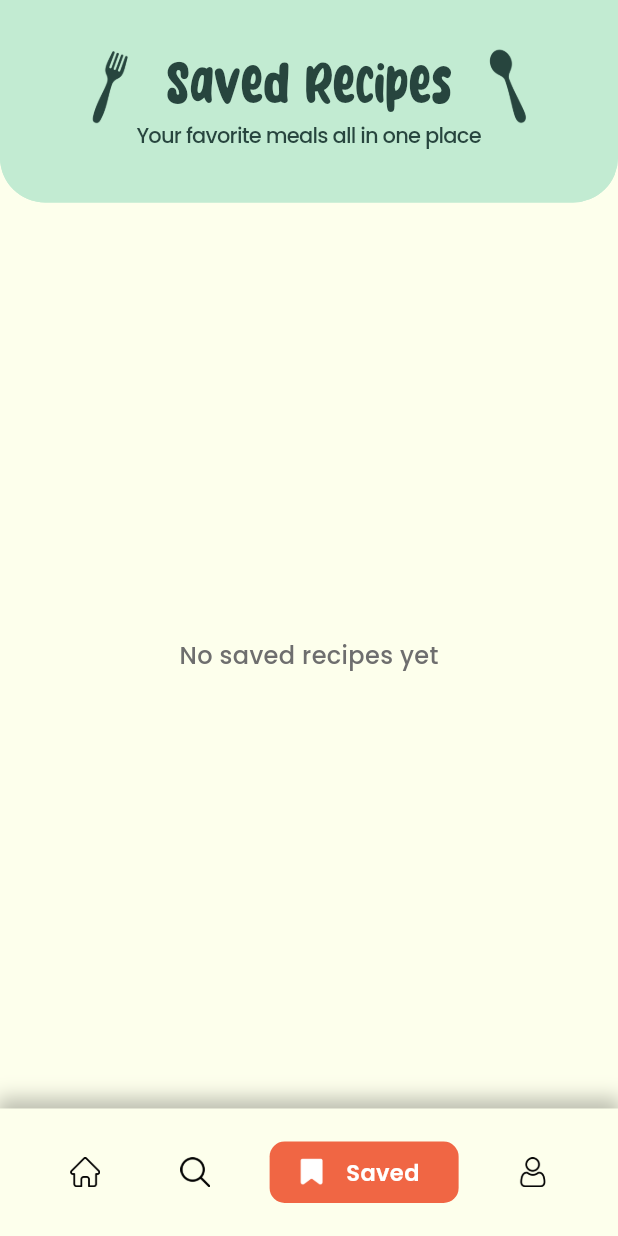
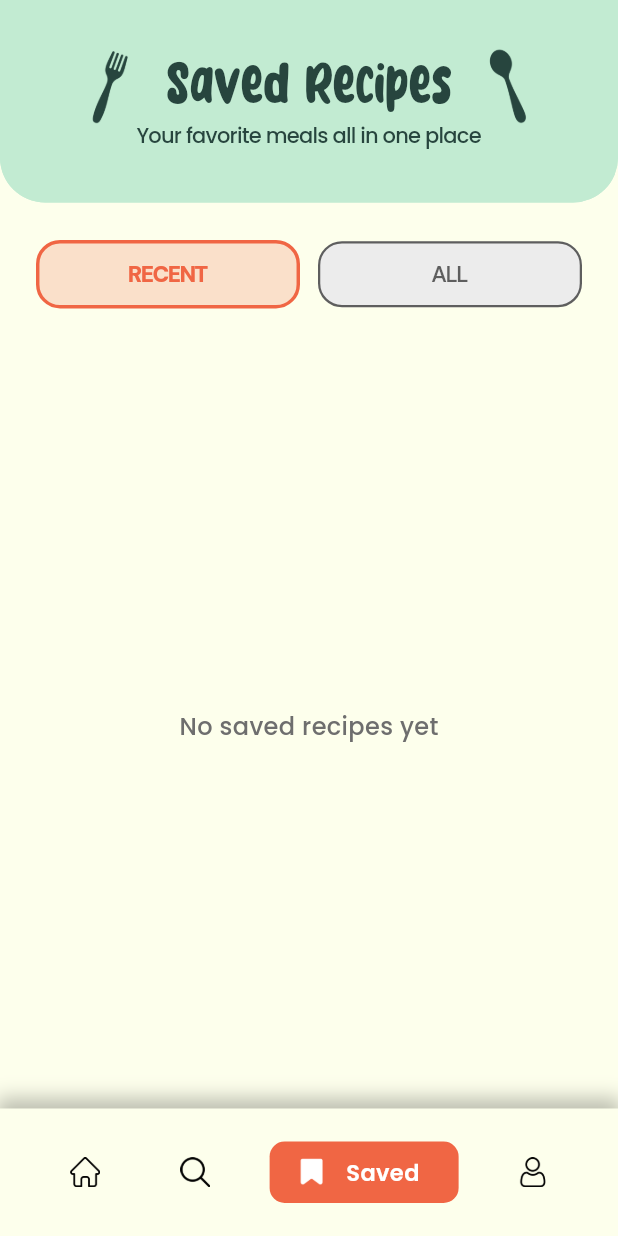
Before and after one commit to kurykatsu24/platoporma-final-project, a Flutter app: the screen it shows after launch, item 3 of the bottom bar chosen, on a phone screen of 412 x 824 dp. Run offline on Flutter 3.47's test engine with Material 3 defaults, Android fonts, the phone set to English and light mode, and no system bars; our stand-ins replace google_fonts, supabase_flutter; accounts and stored records are empty.

Commit message:
feat(ui): add pill widget for recent & all

```diff
--- a/lib/pages/saved_section.dart
+++ b/lib/pages/saved_section.dart
@@ -1,12 +1,20 @@
 import 'package:flutter/material.dart';
 import 'package:google_fonts/google_fonts.dart';
 
-class SavedSection extends StatelessWidget {
+class SavedSection extends StatefulWidget {
   const SavedSection({super.key});
+
+  @override
+  State<SavedSection> createState() => _SavedSectionState();
+}
+
+class _SavedSectionState extends State<SavedSection> {
+  String selected = "recent"; // pill state
 
   @override
   Widget build(BuildContext context) {
     final screenW = MediaQuery.of(context).size.width;
+
     return Scaffold(
       backgroundColor: const Color(0xFFFDFFEC),
 
@@ -39,20 +47,18 @@ class SavedSection extends StatelessWidget {
                     child: Column(
                       mainAxisAlignment: MainAxisAlignment.center,
                       children: [
+                        //<---- Title with icons ---->
                         Row(
                           mainAxisAlignment: MainAxisAlignment.center,
                           crossAxisAlignment: CrossAxisAlignment.center,
                           children: [
-                            // Left icon
                             Image.asset(
                               'assets/images/fork_icon.png',
                               width: screenW * 0.18,
                               height: screenW * 0.18,
                               fit: BoxFit.contain,
                             ),
-
                             const SizedBox(width: 1),
-
                             Text(
                               "Saved Recipes",
                               style: const TextStyle(
@@ -63,10 +69,7 @@ class SavedSection extends StatelessWidget {
                                 letterSpacing: -0.4,
                               ),
                             ),
-
                             const SizedBox(width: 1),
-
-                            // Right icon
                             Image.asset(
                               'assets/images/spoon_icon.png',
                               width: screenW * 0.18,
@@ -99,7 +102,21 @@ class SavedSection extends StatelessWidget {
             ),
           ),
 
-          // ------------- Body Placeholder -------------
+          //<---- Pills Row ---->
+          SliverToBoxAdapter(
+            child: Padding(
+              padding: const EdgeInsets.symmetric(horizontal: 24, vertical: 25),
+              child: Row(
+                children: [
+                  _buildPill("recent"),
+                  const SizedBox(width: 12),
+                  _buildPill("all"),
+                ],
+              ),
+            ),
+          ),
+
+          //<----------- Body Placeholder ------------->
           SliverFillRemaining(
             hasScrollBody: false,
             child: Center(
@@ -117,4 +134,51 @@ class SavedSection extends StatelessWidget {
       ),
     );
   }
+
+  //<------- UI Helpers ------->
+
+  //ui helper for a single pill (as pills for RECENT and ALL)
+  Widget _buildPill(String label) {
+    const activeColor = Color(0xFFF06644);
+    const inactiveBG = Color(0xFFECECEC);
+    bool isActive = selected == label;
+
+    return Expanded(
+      child: Material(
+        color: Colors.transparent, // keep background from AnimatedContainer
+        borderRadius: BorderRadius.circular(30),
+        //animation logic for switching pills
+        child: InkWell(
+          borderRadius: BorderRadius.circular(16),
+          splashColor: activeColor.withOpacity(0.15),
+          highlightColor: activeColor.withOpacity(0.1),
+          onTap: () => setState(() => selected = label),
+
+          child: AnimatedContainer(
+            duration: const Duration(milliseconds: 200),
+            padding: const EdgeInsets.symmetric(vertical: 10),
+            decoration: BoxDecoration(
+              color: isActive ? activeColor.withOpacity(0.2) : inactiveBG,
+              borderRadius: BorderRadius.circular(16),
+              border: Border.all(
+                color: isActive ? activeColor : Colors.black.withOpacity(0.6),
+                width: isActive ? 2.3 : 1.5,
+              ),
+            ),
+            child: Center(
+              child: Text(
+                label.toUpperCase(),
+                style: GoogleFonts.dmSans(
+                  fontWeight: isActive ? FontWeight.w900 : FontWeight.w600,
+                  fontSize: 15,
+                  letterSpacing: -1,
+                  color: isActive ? activeColor : Colors.black.withOpacity(0.6),
+                ),
+              ),
+            ),
+          ),
+        ),
+      ),
+    );
+  }
 }
```
